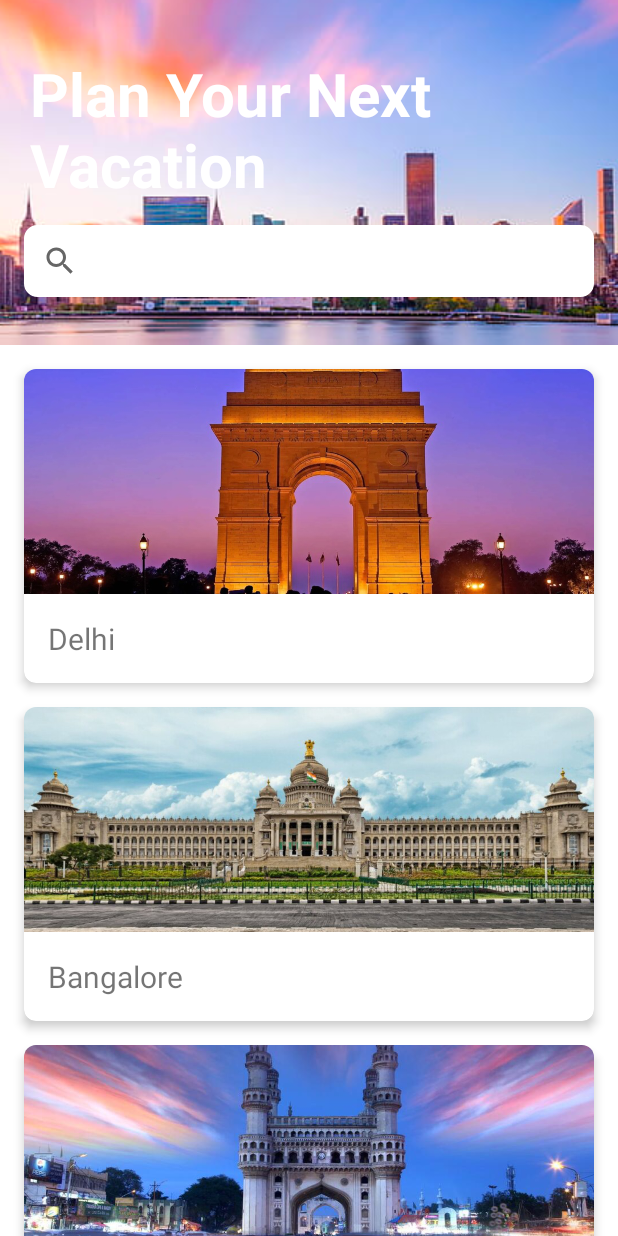
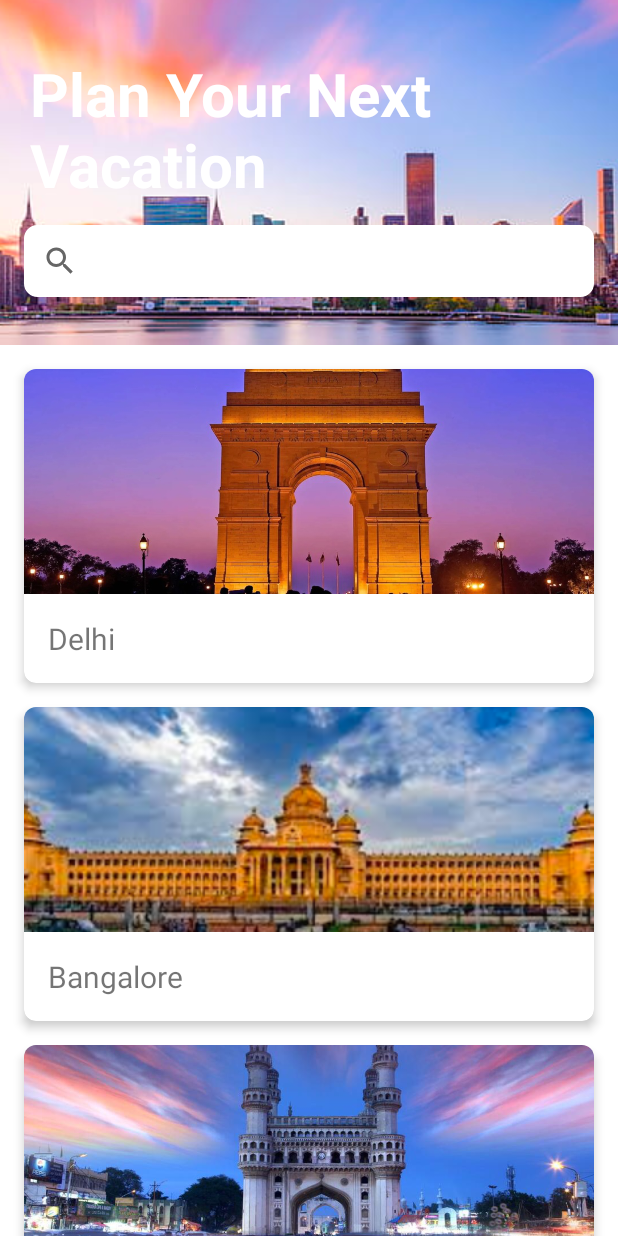
Before and after one commit to g-nerix/Roamify, an Android app: the screen it shows after launch (Second_Page), on a phone screen of 412 x 824 dp. Run offline under Robolectric (Android 15) with nearby library versions, the phone set to English and light mode, and no system bars; our stand-ins replace Firebase (no records; nobody signed in at launch, a user with empty details on screens opened directly).

Commit message:
Explore UI update

```diff
--- a/app/src/main/res/layout/activity_second_page.xml
+++ b/app/src/main/res/layout/activity_second_page.xml
@@ -104,7 +104,7 @@
                     android:layout_width="match_parent"
                     android:layout_height="150dp"
                     android:scaleType="centerCrop"
-                    android:src="@drawable/Banglore" />
+                    android:src="@drawable/bangalore" />
 
                 <TextView
                     android:id="@+id/text2"
```
Also changed, not shown: app/src/main/res/drawable/Banglore.png (deleted), app/src/main/res/drawable/bangalore.png (added).
